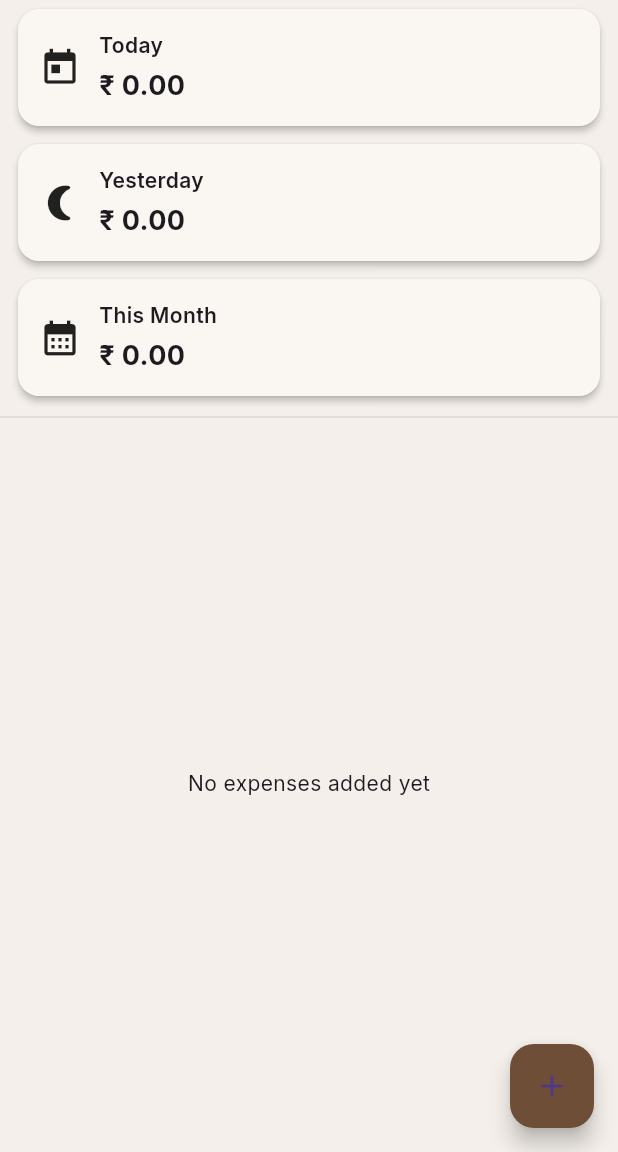
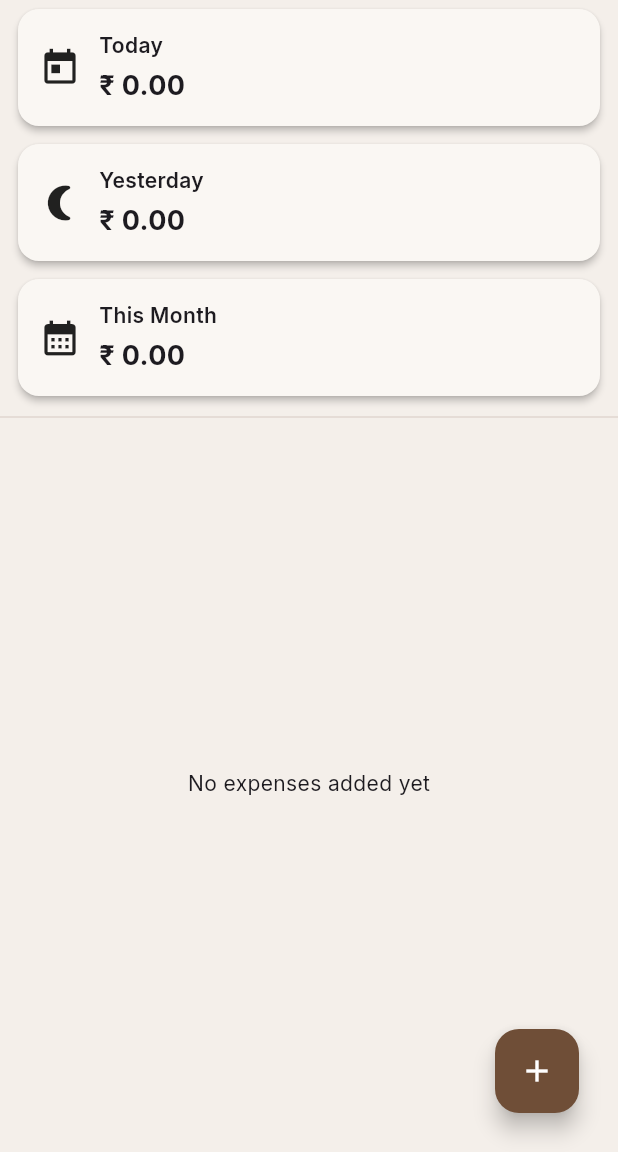
Before and after one commit to CodewithVipin/expense_tracker_app, a Flutter app: the screen it shows after launch, on a phone screen of 412 x 824 dp, the part 84-1236 px from its top. Run offline on Flutter 3.47's test engine with Material 3 defaults, Android fonts, the phone set to English and light mode, and no system bars; our stand-ins replace google_fonts, sqflite; accounts and stored records are empty.

Commit message:
floating button margin set..app final

```diff
--- a/lib/views/home_screen.dart
+++ b/lib/views/home_screen.dart
@@ -170,7 +170,9 @@ class _HomeScreenState extends State<HomeScreen> {
       ),
 
       // ➕ ADD EXPENSE FAB
-      floatingActionButton: AnimatedScale(
+      floatingActionButton: Padding(
+        padding: EdgeInsets.symmetric(horizontal: 10, vertical: 10),
+        child: AnimatedScale(
           scale: _showFab ? 1.0 : 0.0,
           duration: const Duration(milliseconds: 200),
           curve: Curves.easeOut,
@@ -184,7 +186,8 @@ class _HomeScreenState extends State<HomeScreen> {
                   builder: (_) => const AddExpenseDialog(),
                 );
               },
-            child: const Icon(Icons.add),
+              child: const Icon(Icons.add, color: Colors.white),
+            ),
           ),
         ),
       ),
```
Lines whose indentation alone changed are shown as unchanged.
